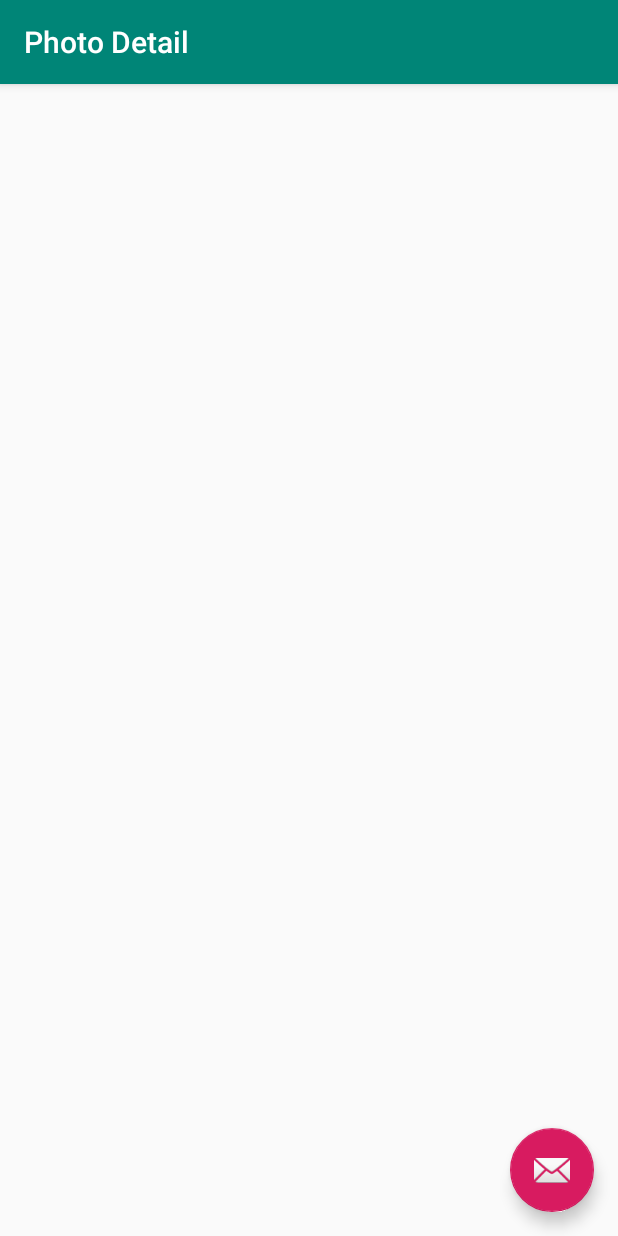
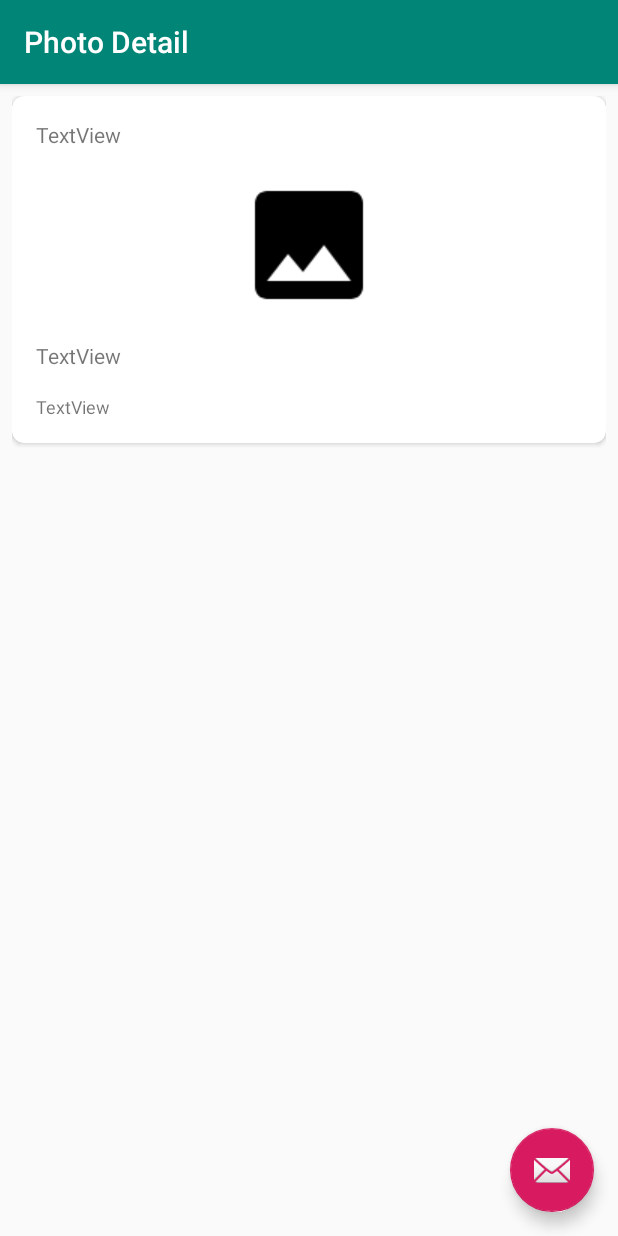
Before and after one commit to Breldan-Muturi/ManziKotlin, an Android app: the PhotoDetailActivity screen opened directly, with no data from a screen before it, on a phone screen of 412 x 824 dp. Run offline under Robolectric (Android 15) with nearby library versions, the phone set to English and light mode, and no system bars.

Commit message:
Nested Layouts

```diff
--- a/app/src/main/res/layout/content_photo_detail.xml
+++ b/app/src/main/res/layout/content_photo_detail.xml
@@ -1,12 +1,55 @@
 <?xml version="1.0" encoding="utf-8"?>
-<ScrollView
-    xmlns:android="http://schemas.android.com/apk/res/android"
+<ScrollView xmlns:android="http://schemas.android.com/apk/res/android"
     xmlns:app="http://schemas.android.com/apk/res-auto"
     xmlns:tools="http://schemas.android.com/tools"
     android:layout_width="match_parent"
     android:layout_height="match_parent"
+    android:padding="8dp"
+    android:paddingBottom="16dp"
     app:layout_behavior="@string/appbar_scrolling_view_behavior"
     tools:context=".PhotoDetailActivity"
     tools:showIn="@layout/activity_photo_detail">
 
+    <androidx.cardview.widget.CardView
+        android:layout_width="match_parent"
+        android:layout_height="wrap_content"
+        app:cardCornerRadius="8dp"
+        app:contentPadding="8dp">
+
+        <LinearLayout
+            android:layout_width="match_parent"
+            android:layout_height="wrap_content"
+            android:orientation="vertical">
+
+            <TextView
+                android:id="@+id/photo_author"
+                android:layout_width="match_parent"
+                android:layout_height="wrap_content"
+                android:layout_margin="8dp"
+                android:text="TextView" />
+
+            <ImageView
+                android:id="@+id/photo_image"
+                android:layout_width="match_parent"
+                android:layout_height="wrap_content"
+                android:layout_margin="8dp"
+                android:scaleType="center"
+                app:srcCompat="@drawable/placeholder" />
+
+            <TextView
+                android:id="@+id/photo_title"
+                android:layout_width="match_parent"
+                android:layout_height="wrap_content"
+                android:layout_margin="8dp"
+                android:text="TextView" />
+
+            <TextView
+                android:id="@+id/photo_tags"
+                android:layout_width="match_parent"
+                android:layout_height="wrap_content"
+                android:layout_margin="8dp"
+                android:text="TextView"
+                android:textSize="12sp" />
+        </LinearLayout>
+    </androidx.cardview.widget.CardView>
 </ScrollView>
```
